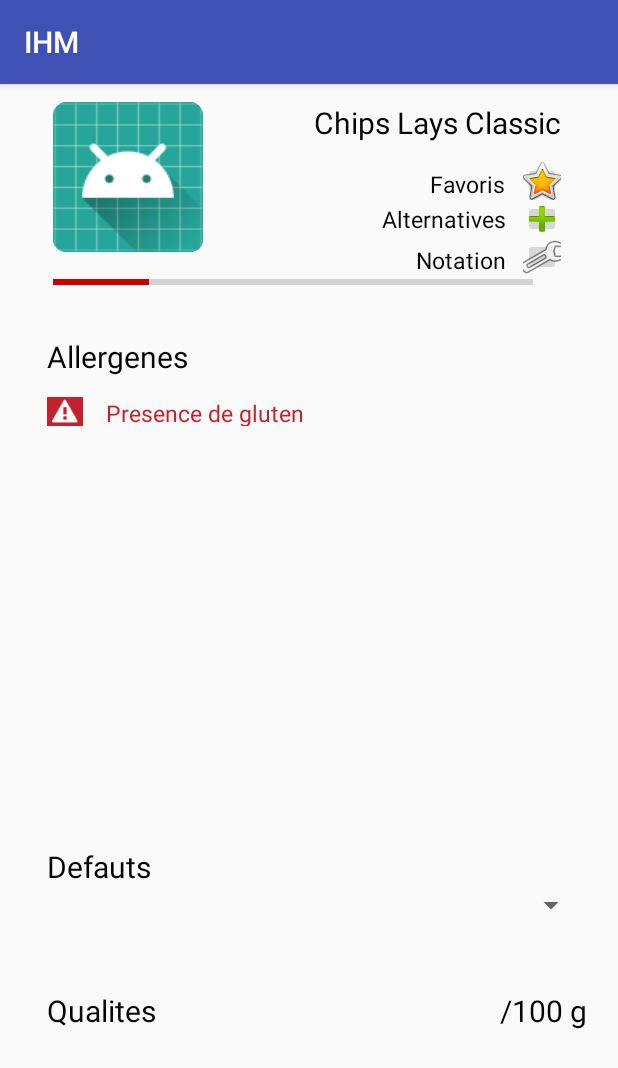
After one commit to oliviacaraiman/IHM, an Android app: the fragment DetailsProduits shown on its own in the app's theme, on a phone screen of 412 x 824 dp. The commit adds this screen. Shown: the top 1068 px of the screen. Run offline under Robolectric (Android 15) with nearby library versions, the phone set to English and light mode, and no system bars.

Commit message:
add new pages

```diff
--- /dev/null
+++ b/app/src/main/java/com/example/olivi/ihm/DetailsProduits.java
@@ -0,0 +1,40 @@
+package com.example.olivi.ihm;
+
+
+import android.os.Bundle;
+import android.support.v4.app.Fragment;
+import android.support.v7.widget.AppCompatButton;
+import android.support.v7.widget.AppCompatImageButton;
+import android.util.Log;
+import android.view.LayoutInflater;
+import android.view.View;
+import android.view.ViewGroup;
+import android.widget.Button;
+
+/**
+ * Created by olivi on 12/12/2018.
+ */
+
+public class DetailsProduits extends Fragment{
+        @Override
+        public View onCreateView(LayoutInflater inflater, ViewGroup container,
+                                 Bundle savedInstanceState) {
+
+            return inflater.inflate(R.layout.details_produits, container, false);
+        }
+
+    @Override
+    public void onViewCreated(View view, Bundle savedInstanceState) {
+        super.onViewCreated(view, savedInstanceState);
+        AppCompatImageButton button = (AppCompatImageButton) view.findViewById(R.id.notationButton);
+        button.setOnClickListener(new View.OnClickListener() {
+            @Override
+            public void onClick(View v) {
+                android.support.v4.app.FragmentTransaction ft;
+                ft = getActivity().getSupportFragmentManager().beginTransaction();
+                ft.replace(R.id.content, new Notation());
+                ft.commit();
+            }
+        });
+    }
+}
--- a/app/src/main/java/com/example/olivi/ihm/Favoris.java
+++ b/app/src/main/java/com/example/olivi/ihm/Favoris.java
@@ -20,7 +20,7 @@ public class Favoris extends ListFragment {
 
         String[] products = {"Lays Classic","Pizza 4 saisons","Houmous Carrefour"};
         int[] values = {25,90,50};
-        ItemAdapter adapter = new ItemAdapter(this.getContext(), products, values);
+        ItemAdapter adapter = new ItemAdapter(this.getContext(), products, values, this);
         View rootView = inflater.inflate(R.layout.historique, container, false);
         TextView title = rootView.findViewById(R.id.textView);
         title.setText("Favoris");
--- /dev/null
+++ b/app/src/main/res/layout/details_produits.xml
@@ -0,0 +1,206 @@
+<?xml version="1.0" encoding="utf-8"?>
+<RelativeLayout xmlns:android="http://schemas.android.com/apk/res/android"
+    xmlns:app="http://schemas.android.com/apk/res-auto"
+    xmlns:tools="http://schemas.android.com/tools"
+    android:layout_width="match_parent"
+    android:layout_height="match_parent">
+
+    <RelativeLayout
+        android:id="@+id/layoutProduit"
+        android:layout_width="372dp"
+        android:layout_height="156dp"
+        android:layout_alignParentTop="true"
+        android:layout_centerHorizontal="true"
+        android:layout_marginTop="12dp"
+        tools:layout_editor_absoluteX="8dp"
+        tools:layout_editor_absoluteY="8dp">
+
+        <ImageView
+            android:id="@+id/imageView"
+            android:layout_width="100dp"
+            android:layout_height="100dp"
+            android:layout_alignParentStart="true"
+            android:layout_alignParentTop="true"
+            android:layout_marginStart="15dp"
+            app:srcCompat="@mipmap/ic_launcher" />
+
+        <TextView
+            android:id="@+id/textView2"
+            style="@style/text"
+            android:layout_width="wrap_content"
+            android:layout_height="wrap_content"
+            android:layout_alignParentEnd="true"
+            android:layout_alignParentTop="true"
+            android:layout_marginEnd="18dp"
+            android:text="Chips Lays Classic"
+            android:textSize="20dp" />
+
+        <ProgressBar
+            android:id="@+id/progressBar2"
+            style="?android:attr/progressBarStyleHorizontal"
+            android:layout_width="320dp"
+            android:layout_height="40dp"
+            android:layout_alignStart="@+id/imageView"
+            android:layout_below="@+id/imageView"
+            android:progress="20"
+            android:progressTint="@android:color/holo_red_dark" />
+
+        <ImageButton
+            android:id="@+id/imageButton2"
+            android:layout_width="25dp"
+            android:layout_height="25dp"
+            android:layout_above="@+id/imageButton3"
+            android:layout_alignEnd="@+id/textView2"
+            app:srcCompat="@android:drawable/btn_star_big_on" />
+
+        <TextView
+            android:id="@+id/textView3"
+            style="@style/text"
+            android:layout_width="wrap_content"
+            android:layout_height="wrap_content"
+            android:layout_alignBottom="@+id/imageButton2"
+            android:layout_marginEnd="11dp"
+            android:layout_toStartOf="@+id/imageButton2"
+            android:text="Favoris"
+            tools:text="Favoris" />
+
+        <ImageButton
+            android:id="@+id/imageButton3"
+            android:layout_width="25dp"
+            android:layout_height="25dp"
+            android:layout_alignStart="@+id/imageButton2"
+            android:layout_centerVertical="true"
+            app:srcCompat="@android:drawable/ic_input_add" />
+
+        <TextView
+            android:id="@+id/textView4"
+            style="@style/text"
+            android:layout_width="wrap_content"
+            android:layout_height="wrap_content"
+            android:layout_alignEnd="@+id/textView3"
+            android:layout_centerVertical="true"
+            android:text="Alternatives" />
+
+        <ImageButton
+            android:id="@+id/notationButton"
+            android:layout_width="25dp"
+            android:layout_height="25dp"
+            android:layout_below="@+id/imageButton3"
+            android:layout_toEndOf="@+id/textView3"
+            app:srcCompat="@android:drawable/ic_menu_preferences" />
+
+        <TextView
+            android:id="@+id/textView5"
+            style="@style/text"
+            android:layout_width="wrap_content"
+            android:layout_height="wrap_content"
+            android:layout_alignBottom="@+id/notationButton"
+            android:layout_alignEnd="@+id/textView3"
+            android:text="Notation"
+            tools:text="Notation" />
+
+    </RelativeLayout>
+
+    <RelativeLayout
+        android:id="@+id/layoutAllergenes"
+        android:layout_width="371dp"
+        android:layout_height="60dp"
+        android:layout_alignEnd="@+id/layoutProduit"
+        android:layout_alignStart="@+id/layoutProduit"
+        android:layout_below="@+id/layoutProduit"
+        tools:layout_editor_absoluteX="8dp"
+        tools:layout_editor_absoluteY="177dp">
+
+        <TextView
+            android:id="@+id/textView6"
+            style="@style/text"
+            android:layout_width="wrap_content"
+            android:layout_height="wrap_content"
+            android:layout_alignParentStart="true"
+            android:layout_alignParentTop="true"
+            android:layout_marginStart="11dp"
+            android:text="Allergenes"
+            android:textSize="20dp" />
+
+        <TextView
+            android:id="@+id/textView7"
+            style="@style/warningText"
+            android:layout_width="wrap_content"
+            android:layout_height="wrap_content"
+            android:layout_below="@+id/textView6"
+            android:layout_marginStart="15dp"
+            android:layout_marginTop="13dp"
+            android:layout_toEndOf="@+id/imageView2"
+            android:text="Presence de gluten" />
+
+        <ImageView
+            android:id="@+id/imageView2"
+            android:layout_width="wrap_content"
+            android:layout_height="wrap_content"
+            android:layout_alignStart="@+id/textView6"
+            android:layout_alignTop="@+id/textView7"
+            android:background="@color/warningColor"
+            android:backgroundTint="@color/warningColor"
+            android:backgroundTintMode="src_over"
+            app:srcCompat="@android:drawable/stat_sys_warning" />
+
+    </RelativeLayout>
+
+    <RelativeLayout
+        android:id="@+id/layoutQualite"
+        android:layout_width="371dp"
+        android:layout_height="96dp"
+        android:layout_alignParentBottom="true"
+        android:layout_alignStart="@+id/layoutAllergenes"
+        android:layout_marginBottom="68dp">
+
+        <TextView
+            android:id="@+id/textView12"
+            style="@style/text"
+            android:layout_width="wrap_content"
+            android:layout_height="wrap_content"
+            android:layout_alignParentEnd="true"
+            android:layout_alignParentTop="true"
+            android:text="/100 g"
+            android:textSize="20dp" />
+
+        <TextView
+            android:id="@+id/textView9"
+            style="@style/text"
+            android:layout_width="wrap_content"
+            android:layout_height="wrap_content"
+            android:layout_alignParentStart="true"
+            android:layout_alignParentTop="true"
+            android:layout_marginStart="11dp"
+            android:text="Qualites"
+            android:textSize="20dp" />
+
+    </RelativeLayout>
+
+    <RelativeLayout
+        android:id="@+id/layoutDefauts"
+        android:layout_width="371dp"
+        android:layout_height="96dp"
+        android:layout_above="@+id/layoutQualite"
+        android:layout_alignStart="@+id/layoutQualite">
+
+        <TextView
+            android:id="@+id/textView8"
+            style="@style/text"
+            android:layout_width="wrap_content"
+            android:layout_height="wrap_content"
+            android:layout_alignParentStart="true"
+            android:layout_alignParentTop="true"
+            android:layout_marginStart="11dp"
+            android:text="Defauts"
+            android:textSize="20dp" />
+
+        <Spinner
+            android:id="@+id/spinner"
+            android:layout_width="match_parent"
+            android:layout_height="wrap_content"
+            android:layout_alignParentStart="true"
+            android:layout_below="@+id/textView8" />
+
+    </RelativeLayout>
+</RelativeLayout>
--- a/app/src/main/res/layout/historique_item.xml
+++ b/app/src/main/res/layout/historique_item.xml
@@ -34,12 +34,13 @@
 
     <Button
         style="@style/buttons"
-        android:id="@+id/button"
+        android:id="@+id/buttonDetails"
         android:layout_width="wrap_content"
         android:layout_height="wrap_content"
         android:layout_alignStart="@+id/progressBar"
         android:layout_below="@+id/progressBar"
         android:layout_marginStart="152dp"
-        android:text="Détails" />
+        android:text="Détails"
+        />
 
 </RelativeLayout>
--- a/app/src/main/res/values/colors.xml
+++ b/app/src/main/res/values/colors.xml
@@ -3,6 +3,7 @@
     <color name="colorPrimary">#3F51B5</color>
     <color name="colorPrimaryDark">#303F9F</color>
     <color name="colorAccent">#FF4081</color>
-    <color name="textColor">#FF050505</color>>
-    <color name="buttonColor">#75ad6c</color>>
+    <color name="textColor">#FF050505</color>
+    <color name="buttonColor">#75ad6c</color>
+    <color name="warningColor">#c3212c</color>
 </resources>
--- a/app/src/main/res/values/styles.xml
+++ b/app/src/main/res/values/styles.xml
@@ -23,5 +23,10 @@
         <item name="android:textSize">15dp</item>
     </style>
 
+    <style name="warningText">
+        <item name="android:textColor">@color/warningColor</item>
+        <item name="android:textSize">15dp</item>
+    </style>
+
 
 </resources>
```
Also changed, not shown: app/src/main/java/com/example/olivi/ihm/Historique.java (+7 -1 lines), app/src/main/java/com/example/olivi/ihm/ItemAdapter.java (+22 -2 lines), app/src/main/java/com/example/olivi/ihm/MainActivity.java (+8 -1 lines), app/src/main/java/com/example/olivi/ihm/Notation.java (added, +35 -0 lines), app/src/main/res/layout/accueil.xml (+12 -2 lines), app/src/main/res/layout/notation.xml (added, +36 -0 lines).
